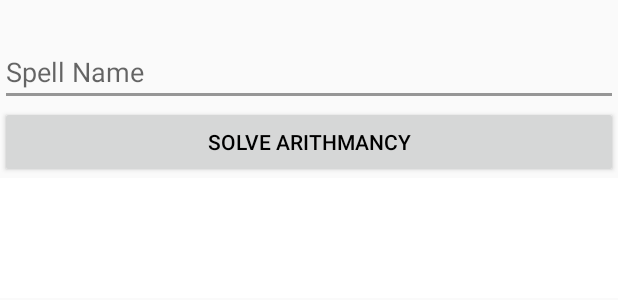
After one commit to RomanGupta/tools-of-wizardry-android, an Android app: the layout fragment_arithmancy.xml on its own in the app's theme, with its tools: preview values and no code run, on a phone screen of 412 x 824 dp. The commit adds this screen. Shown: the top 300 px of the screen. Run offline under Robolectric (Android 15) with nearby library versions, the phone set to English and light mode, and no system bars.

Commit message:
Implement Arithmancy feat usage
Add the fragment and the runnable for arithmancy solving

```diff
--- a/app/src/main/java/de/rge/toolsofwizardry/android/Main.java
+++ b/app/src/main/java/de/rge/toolsofwizardry/android/Main.java
@@ -11,6 +11,7 @@ import android.util.SparseArray;
 import java.util.Locale;
 
 import de.rge.toolsofwizardry.R;
+import de.rge.toolsofwizardry.android.fragments.ArithmancyFragment;
 import de.rge.toolsofwizardry.android.fragments.SacredGeometryFragment;
 
 public class Main extends FragmentActivity {
@@ -29,7 +30,7 @@ public class Main extends FragmentActivity {
         private final SparseArray<Fragment> POSITION_TO_FRAGMENT_MAP = new SparseArray<>();
         {
             POSITION_TO_FRAGMENT_MAP.put(0, new SacredGeometryFragment());
-            POSITION_TO_FRAGMENT_MAP.put(1, new SacredGeometryFragment());
+            POSITION_TO_FRAGMENT_MAP.put(1, new ArithmancyFragment());
         }
         private final String ARG_SECTION_NUMBER = "section_number";
 
@@ -53,9 +54,8 @@ public class Main extends FragmentActivity {
 
         @Override
         public CharSequence getPageTitle(int position) {
-            Locale l = Locale.getDefault();
             String[] fragmentTitles = getResources().getStringArray(R.array.fragmentTitles);
-            return fragmentTitles[position].toUpperCase(l);
+            return fragmentTitles[position].toUpperCase(Locale.ENGLISH);
         }
     }
 
--- a/app/src/main/java/de/rge/toolsofwizardry/android/fragments/SacredGeometryFragment.java
+++ b/app/src/main/java/de/rge/toolsofwizardry/android/fragments/SacredGeometryFragment.java
@@ -59,9 +59,9 @@ public class SacredGeometryFragment extends Fragment {
 	}
 
 	private void setupBtnSolveSG(View view) {
-		Button btnSolveSG =view.findViewById(R.id.btnSolveSG);
+		Button btnSolve =view.findViewById(R.id.btnSolveSG);
 
-		btnSolveSG.setOnClickListener(new View.OnClickListener() {
+		btnSolve.setOnClickListener(new View.OnClickListener() {
 			@Override
 			public void onClick(View view) {
 				threadHandler.removeCallbacks(diceRollerThread);
--- /dev/null
+++ b/app/src/main/res/layout/fragment_arithmancy.xml
@@ -0,0 +1,41 @@
+<LinearLayout xmlns:android="http://schemas.android.com/apk/res/android"
+    xmlns:tools="http://schemas.android.com/tools"
+    android:id="@+id/arithmancyContent"
+    android:layout_width="match_parent"
+    android:layout_height="match_parent"
+    android:orientation="vertical"
+    tools:context=".android.fragments.ArithmancyFragment">
+
+    <Space
+        android:layout_width="match_parent"
+        android:layout_height="25dp"
+        android:layout_gravity="fill_vertical" />
+
+    <EditText
+        android:id="@+id/edtSpellName"
+        android:layout_width="match_parent"
+        android:layout_height="wrap_content"
+        android:ems="10"
+        android:hint="@string/edt_hint_spell_name_for_arithmancy"
+        android:singleLine="true">
+
+        <requestFocus />
+    </EditText>
+
+    <Button
+        android:id="@+id/btnSolveArithmancy"
+        android:layout_width="match_parent"
+        android:layout_height="wrap_content"
+        android:text="@string/btn_solve_arithmancy" />
+
+
+    <TextView
+        android:id="@+id/tvwArithmancySolution"
+        android:background="@color/white"
+        android:layout_width="match_parent"
+        android:layout_height="80dp"
+        android:singleLine="false"
+        android:textAppearance="?android:attr/textAppearanceMedium"
+        android:textColor="@color/black_overlay" />
+
+</LinearLayout>
--- a/app/src/main/res/layout/fragment_sacred_geometry.xml
+++ b/app/src/main/res/layout/fragment_sacred_geometry.xml
@@ -3,7 +3,6 @@
     android:id="@+id/sgContent"
     android:layout_width="match_parent"
     android:layout_height="match_parent"
-    android:background="@color/dark_blue"
     android:orientation="vertical"
     tools:context=".android.fragments.SacredGeometryFragment">
 
@@ -117,9 +116,9 @@
 
         <TextView
             android:id="@+id/tvwSolution"
+            android:background="@color/white"
             android:layout_width="match_parent"
             android:layout_height="80dp"
-            android:background="@color/white"
             android:singleLine="false"
             android:textAppearance="?android:attr/textAppearanceMedium"
             android:textColor="@color/black_overlay" />
--- a/app/src/main/res/values/strings.xml
+++ b/app/src/main/res/values/strings.xml
@@ -4,6 +4,7 @@
         <item>Sacred Geometry Solver</item>
         <item>Arithmancy Solver</item>
     </string-array>
+
     <string name="spell_level">Spell Level</string>
     <string name="no_of_dice">Number of Dice</string>
     <string name="roll_dice">Roll Dice</string>
@@ -38,6 +39,9 @@
     <string name="solve_sacred_geometry">Solve Sacred Geometry</string>
     <string name="no_of_d6">#D6</string>
     <string name="no_of_d8">#D8</string>
-    <string name="edt_dice_values_hint">Dice values</string>
+    <string name="edt_dice_values_hint">Dice Values</string>
+
+    <string name="edt_hint_spell_name_for_arithmancy">Spell Name</string>
+    <string name="btn_solve_arithmancy">Solve Arithmancy</string>
 
 </resources>
```
Also changed, not shown: app/src/main/java/de/rge/toolsofwizardry/android/fragments/ArithmancyFragment.java (added, +49 -0 lines), app/src/main/java/de/rge/toolsofwizardry/android/runnable/ArithmancySolvingThread.java (added, +38 -0 lines).
